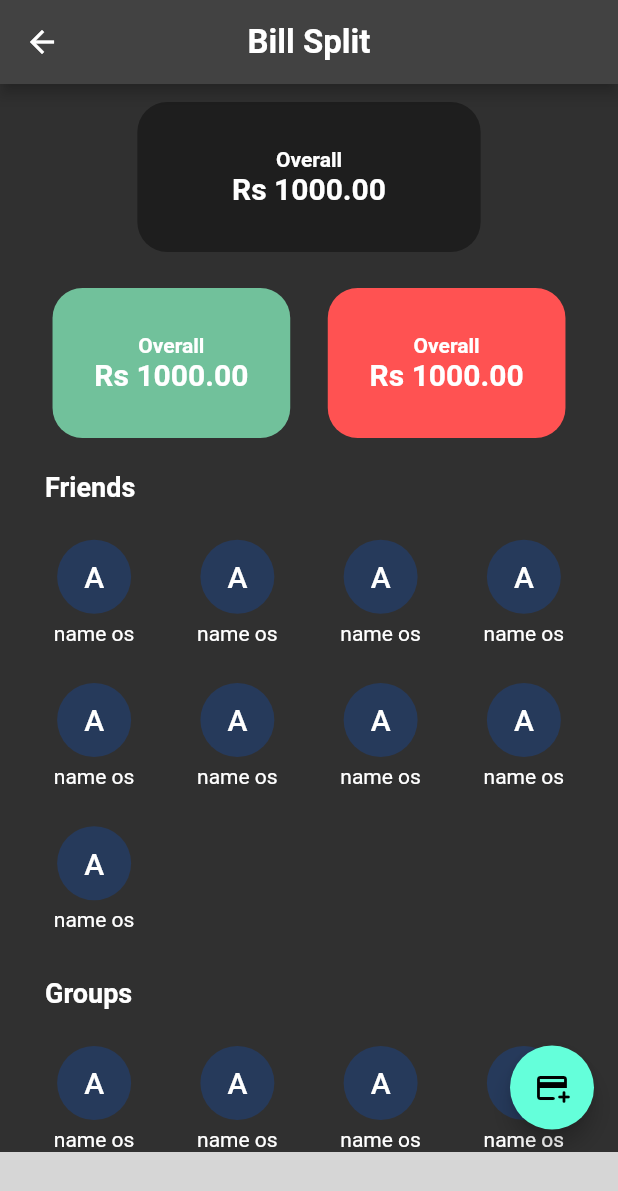
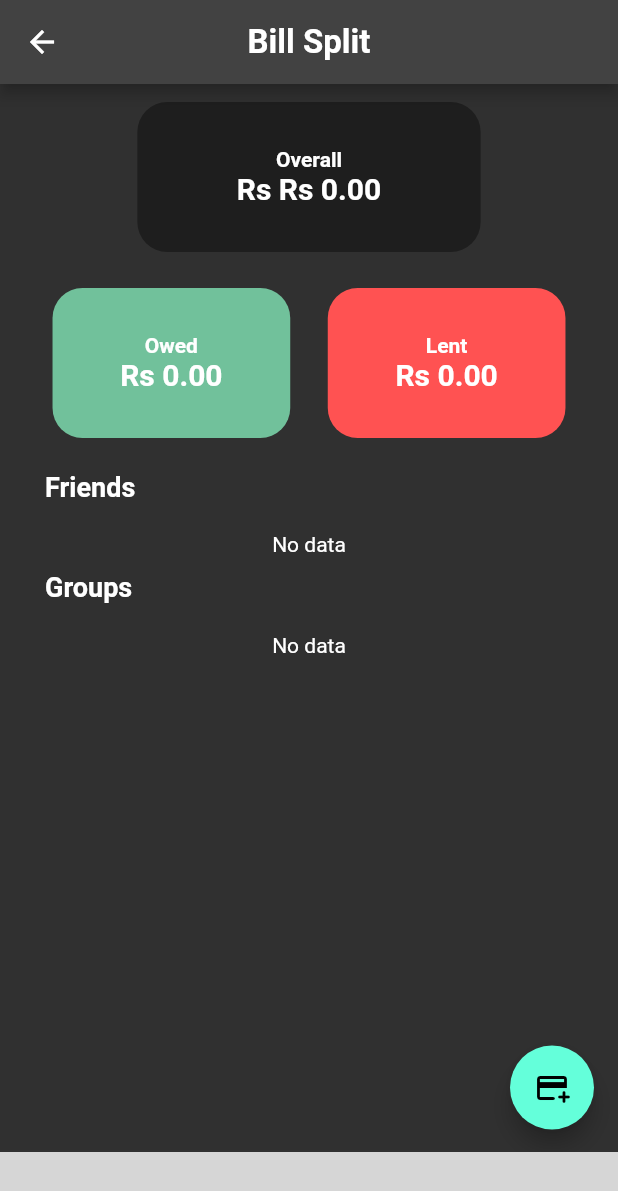
Before and after one commit to ikp-773/Bill-Split, a Flutter app: the HomeView screen opened by its route, after a tap on the "add card" icon, on a phone screen of 412 x 824 dp. Shown: the top 1191 px of the screen. Run offline on Flutter 3.47's test engine with Material 2 defaults, Android fonts, the phone set to English and light mode, and no system bars; drawn by our look-alikes of flutter_expandable_fab; our stand-ins replace cloud_firestore, firebase_analytics, firebase_auth, firebase_core, get, get_storage; missing offline and left inert: fluid_bottom_nav_bar; accounts and stored records are empty; grey boxes are pictures that could not be loaded.

Commit message:
home screen

```diff
--- a/lib/app/modules/home/bindings/home_binding.dart
+++ b/lib/app/modules/home/bindings/home_binding.dart
@@ -1,10 +1,15 @@
 import 'package:get/get.dart';
+
+import 'package:bill_split/app/modules/home/controllers/dashboard_controller.dart';
 
 import '../controllers/home_controller.dart';
 
 class HomeBinding extends Bindings {
   @override
   void dependencies() {
+    Get.lazyPut<DashboardController>(
+      () => DashboardController(),
+    );
     Get.lazyPut<HomeController>(
       () => HomeController(),
     );
--- /dev/null
+++ b/lib/app/modules/home/controllers/dashboard_controller.dart
@@ -0,0 +1,29 @@
+import 'package:bill_split/app/modules/auth/models/user.dart';
+import 'package:bill_split/app/services/cloud_firestore/read_user.dart';
+import 'package:get/get.dart';
+
+class DashboardController extends GetxController with StateMixin<UserModel> {
+  getUserData() async {
+    await UserDetFirebase().getData().then((value) {
+      change(value, status: RxStatus.success());
+    }, onError: (err) {
+      change(null, status: RxStatus.error(err.toString()));
+    });
+  }
+
+  @override
+  void onInit() {
+    getUserData();
+    super.onInit();
+  }
+
+  @override
+  void onReady() {
+    super.onReady();
+  }
+
+  @override
+  void onClose() {
+    super.onClose();
+  }
+}
--- a/lib/app/modules/home/controllers/home_controller.dart
+++ b/lib/app/modules/home/controllers/home_controller.dart
@@ -1,3 +1,4 @@
+import 'package:bill_split/app/modules/auth/models/user.dart';
 import 'package:bill_split/app/modules/home/views/activity_view.dart';
 import 'package:bill_split/app/modules/home/views/dashboard_view.dart';
 import 'package:bill_split/app/services/cloud_firestore/read_user.dart';
@@ -17,7 +18,6 @@ class HomeController extends GetxController {
 
   @override
   void onInit() {
-    UserDetFirebase().getData();
     super.onInit();
   }
 
--- a/lib/app/modules/home/views/dashboard_view.dart
+++ b/lib/app/modules/home/views/dashboard_view.dart
@@ -2,34 +2,55 @@
 
 import 'package:bill_split/app/constants/text_styles.dart';
 import 'package:flutter/material.dart';
+import 'package:flutter_expandable_fab/flutter_expandable_fab.dart';
 import 'dart:math' as math;
 
 import 'package:get/get.dart';
 
-class DashboardView extends GetView {
+import '../controllers/dashboard_controller.dart';
+
+class DashboardView extends GetView<DashboardController> {
   const DashboardView({Key? key}) : super(key: key);
   @override
   Widget build(BuildContext context) {
     return Scaffold(
+      floatingActionButtonLocation: ExpandableFab.location,
       floatingActionButton: Padding(
         padding: const EdgeInsets.only(bottom: 55),
-        child: FloatingActionButton(
+        child: ExpandableFab(
+          distance: 70,
+          collapsedFabSize: ExpandableFabSize.regular,
+          child: Icon(Icons.add_card_rounded),
+          type: ExpandableFabType.up,
+          expandedFabSize: ExpandableFabSize.small,
+          children: [
+            FloatingActionButton(
+              tooltip: 'Split among friends',
+              child: Icon(Icons.person_add_alt_1_rounded),
               onPressed: () {},
-          child: Icon(
-            Icons.add_card_rounded,
             ),
+            FloatingActionButton(
+              tooltip: 'Split among group',
+              child: Icon(Icons.group_add_rounded),
+              onPressed: () {},
+            ),
+          ],
         ),
       ),
       body: SingleChildScrollView(
         padding: EdgeInsets.symmetric(horizontal: 15),
-        child: Column(
+        child: controller.obx(
+          (data) {
+            var userModel = data!;
+            return Column(
               crossAxisAlignment: CrossAxisAlignment.start,
               children: [
                 Align(
                   alignment: Alignment.center,
                   child: AmountCard(
                     desc: 'Overall',
-                amt: '1000.00',
+                    amt:
+                        'Rs ${(userModel.owed - userModel.lent).toStringAsFixed(2)}',
                     big: true,
                   ),
                 ),
@@ -37,13 +58,13 @@ class DashboardView extends GetView {
                   mainAxisAlignment: MainAxisAlignment.spaceEvenly,
                   children: [
                     AmountCard(
-                  desc: 'Overall',
-                  amt: '1000.00',
+                      desc: 'Owed',
+                      amt: userModel.owed.toStringAsFixed(2),
                       color: Color.fromARGB(255, 113, 193, 155),
                     ),
                     AmountCard(
-                  desc: 'Overall',
-                  amt: '1000.00',
+                      desc: 'Lent',
+                      amt: userModel.lent.toStringAsFixed(2),
                       color: Colors.redAccent,
                     ),
                   ],
@@ -56,7 +77,9 @@ class DashboardView extends GetView {
                     textAlign: TextAlign.left,
                   ),
                 ),
-            DashboardGrid(),
+                DashboardGrid(
+                  list: userModel.friends,
+                ),
                 Padding(
                   padding: EdgeInsets.only(top: 10, left: 15, bottom: 20),
                   child: Text(
@@ -65,9 +88,13 @@ class DashboardView extends GetView {
                     textAlign: TextAlign.left,
                   ),
                 ),
-            DashboardGrid(),
+                DashboardGrid(
+                  list: userModel.groups,
+                ),
                 SizedBox(height: 60)
               ],
+            );
+          },
         ),
       ),
     );
@@ -77,14 +104,20 @@ class DashboardView extends GetView {
 class DashboardGrid extends StatelessWidget {
   const DashboardGrid({
     Key? key,
+    required this.list,
   }) : super(key: key);
+  final List list;
 
   @override
   Widget build(BuildContext context) {
-    return GridView.builder(
+    return list.isEmpty
+        ? Center(
+            child: Text('No data'),
+          )
+        : GridView.builder(
             physics: NeverScrollableScrollPhysics(),
             padding: EdgeInsets.zero,
-      itemCount: 9,
+            itemCount: list.length,
             gridDelegate: SliverGridDelegateWithFixedCrossAxisCount(
               crossAxisCount: 4,
             ),
@@ -93,13 +126,14 @@ class DashboardGrid extends StatelessWidget {
               return Column(
                 children: [
                   Container(
-              child: Text('A', style: CustomFontStyles.btns),
                     padding: EdgeInsets.all(18),
                     decoration: BoxDecoration(
-                color: Color((math.Random().nextDouble() * 0xFFFFFF).toInt())
+                      color:
+                          Color((math.Random().nextDouble() * 0xFFFFFF).toInt())
                               .withOpacity(.5),
                       shape: BoxShape.circle,
                     ),
+                    child: Text('A', style: CustomFontStyles.btns),
                   ),
                   Text('name os')
                 ],
--- a/lib/app/routes/app_pages.dart
+++ b/lib/app/routes/app_pages.dart
@@ -1,5 +1,7 @@
 import 'package:get/get.dart';
 
+import '../modules/add_split/bindings/add_split_binding.dart';
+import '../modules/add_split/views/add_split_view.dart';
 import '../modules/auth/bindings/auth_binding.dart';
 import '../modules/auth/views/sign_in_view.dart';
 import '../modules/home/bindings/home_binding.dart';
@@ -23,5 +25,10 @@ class AppPages {
       page: () => const SignInView(),
       binding: AuthBinding(),
     ),
+    GetPage(
+      name: _Paths.ADD_SPLIT,
+      page: () => const AddSplitView(),
+      binding: AddSplitBinding(),
+    ),
   ];
 }
--- a/lib/app/routes/app_routes.dart
+++ b/lib/app/routes/app_routes.dart
@@ -5,10 +5,12 @@ abstract class Routes {
   Routes._();
   static const HOME = _Paths.HOME;
   static const AUTH = _Paths.AUTH;
+  static const ADD_SPLIT = _Paths.ADD_SPLIT;
 }
 
 abstract class _Paths {
   _Paths._();
   static const HOME = '/home';
   static const AUTH = '/auth';
+  static const ADD_SPLIT = '/add-split';
 }
--- a/lib/app/services/cloud_firestore/read_user.dart
+++ b/lib/app/services/cloud_firestore/read_user.dart
@@ -1,4 +1,5 @@
 import 'package:bill_split/app/constants/commom.dart';
+import 'package:bill_split/app/modules/auth/models/user.dart';
 import 'package:cloud_firestore/cloud_firestore.dart';
 import 'package:flutter/foundation.dart';
 
@@ -12,9 +13,12 @@ class UserDetFirebase {
       var userData = await userCollection
           .doc(CommonInstances.storage.read(CommonInstances.uid))
           .get();
-
-      print(userData);
-      // return userData;
+      UserModel userModel =
+          UserModel.fromJson(userData.data() as Map<String, dynamic>);
+      if (kDebugMode) {
+        print(userModel);
+      }
+      return userModel;
     } catch (e) {
       if (kDebugMode) {
         print("Error - $e");
--- a/lib/app/services/firebase_auth/authentication.dart
+++ b/lib/app/services/firebase_auth/authentication.dart
@@ -1,3 +1,4 @@
+import 'package:bill_split/app/constants/commom.dart';
 import 'package:cloud_firestore/cloud_firestore.dart';
 import 'package:firebase_auth/firebase_auth.dart';
 import 'package:flutter/foundation.dart';
@@ -21,6 +22,7 @@ class AuthMethods {
         if (kDebugMode) {
           print(user.user!.uid);
         }
+        CommonInstances.storage.write(CommonInstances.uid, user.user!.uid);
 
         UserModel userModel = UserModel(
           uid: user.user!.uid,
@@ -58,6 +60,8 @@ class AuthMethods {
         if (kDebugMode) {
           print(user.user!.uid);
         }
+        CommonInstances.storage.write(CommonInstances.uid, user.user!.uid);
+
         result = 'success';
       }
     } catch (err) {
--- a/lib/main.dart
+++ b/lib/main.dart
@@ -1,3 +1,5 @@
+import 'package:bill_split/app/modules/auth/models/user.dart';
+import 'package:bill_split/app/services/cloud_firestore/read_user.dart';
 import 'package:flutter/material.dart';
 
 import 'package:get/get.dart';
@@ -13,6 +15,7 @@ import 'firebase_options.dart';
 Future<void> main() async {
   await GetStorage.init();
   var uid = CommonInstances.storage.read(CommonInstances.uid);
+
   WidgetsFlutterBinding.ensureInitialized();
   await Firebase.initializeApp(
     options: DefaultFirebaseOptions.currentPlatform,
--- a/pubspec.yaml
+++ b/pubspec.yaml
@@ -16,6 +16,7 @@ dependencies:
   cloud_firestore: ^4.4.4
   fluid_bottom_nav_bar: ^1.4.0
   get_storage: ^2.1.1
+  flutter_expandable_fab: ^1.7.1
 
 
 dev_dependencies:
```
Also changed, not shown: lib/app/modules/add_split/bindings/add_split_binding.dart (added, +12 -0 lines), lib/app/modules/add_split/controllers/add_split_controller.dart (added, +23 -0 lines), lib/app/modules/add_split/views/add_split_view.dart (added, +24 -0 lines), lib/app/modules/auth/controllers/auth_controller.dart (+7 -2 lines). Lines whose indentation alone changed are shown as unchanged.
